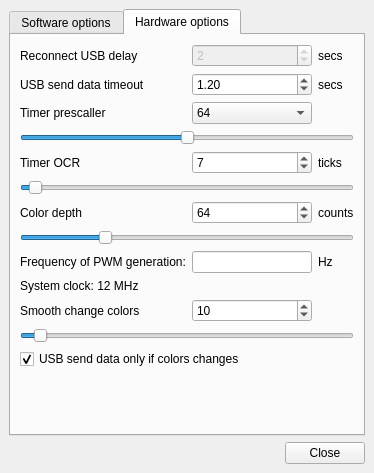
First picture: the form in Software/src/mainwindow.ui, repository Atarity/Lightpack, before the edit.
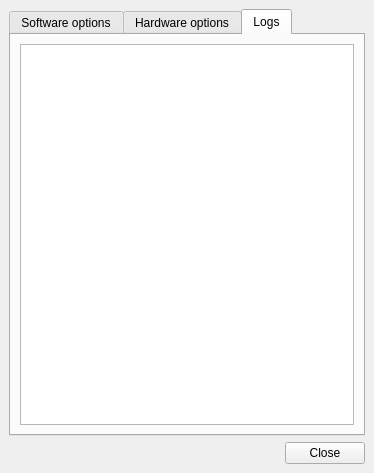
Second picture: the form after the edit. Icons and pictures are not drawn.

Commit message: Software: MainWindow form: added Logs tab; in main.cpp logging added calling function appendLogsLine() from MainWindow;

Patch:
```diff
--- a/Software/src/mainwindow.ui
+++ b/Software/src/mainwindow.ui
@@ -24,8 +24,14 @@
    <layout class="QVBoxLayout" name="verticalLayout">
     <item>
      <widget class="QTabWidget" name="tabWidget">
+      <property name="tabPosition">
+       <enum>QTabWidget::North</enum>
+      </property>
+      <property name="tabShape">
+       <enum>QTabWidget::Rounded</enum>
+      </property>
       <property name="currentIndex">
-       <number>1</number>
+       <number>2</number>
       </property>
       <widget class="QWidget" name="tabSoftwareOptions">
        <attribute name="title">
@@ -643,6 +649,31 @@
         </item>
        </layout>
       </widget>
+      <widget class="QWidget" name="tabLogs">
+       <property name="layoutDirection">
+        <enum>Qt::LeftToRight</enum>
+       </property>
+       <attribute name="title">
+        <string>Logs</string>
+       </attribute>
+       <layout class="QHBoxLayout" name="horizontalLayout_3">
+        <item>
+         <widget class="QPlainTextEdit" name="plainTextLogs">
+          <property name="font">
+           <font>
+            <family>Courier New</family>
+           </font>
+          </property>
+          <property name="lineWrapMode">
+           <enum>QPlainTextEdit::NoWrap</enum>
+          </property>
+          <property name="readOnly">
+           <bool>true</bool>
+          </property>
+         </widget>
+        </item>
+       </layout>
+      </widget>
      </widget>
     </item>
     <item>
```
Left out of the diff: 4 changed lines with no effect on the pictures. The commit also changes 3 other files.
